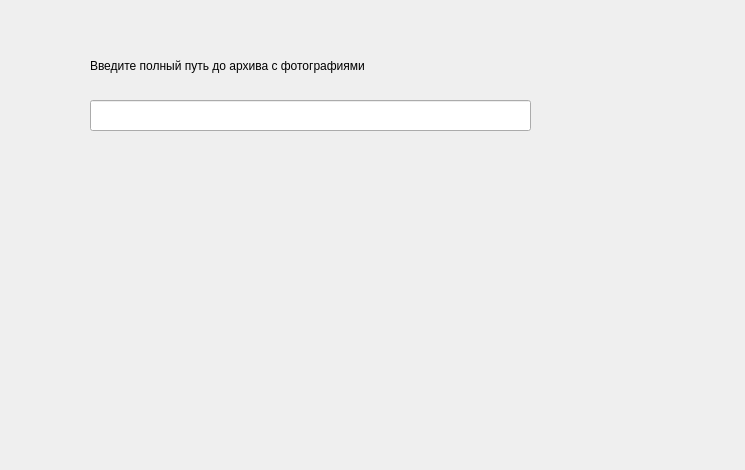
The window that path_to_ZIP.ui (moiz303/google_downloader) describes before a commit, drawn with Qt 5.
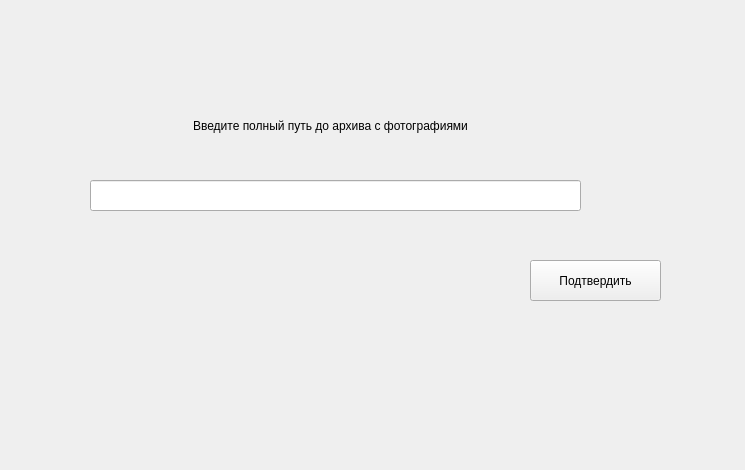
The same window after the commit.

The edit to the form file:
```diff
--- a/path_to_ZIP.ui
+++ b/path_to_ZIP.ui
@@ -16,8 +16,8 @@
   <widget class="QLabel" name="label">
    <property name="geometry">
     <rect>
-     <x>90</x>
-     <y>50</y>
+     <x>110</x>
+     <y>110</y>
      <width>441</width>
      <height>31</height>
     </rect>
@@ -25,17 +25,46 @@
    <property name="text">
     <string>Введите полный путь до архива с фотографиями</string>
    </property>
+   <property name="alignment">
+    <set>Qt::AlignCenter</set>
+   </property>
   </widget>
   <widget class="QLineEdit" name="lineEdit">
    <property name="geometry">
     <rect>
      <x>90</x>
-     <y>100</y>
-     <width>441</width>
+     <y>180</y>
+     <width>491</width>
      <height>31</height>
     </rect>
    </property>
   </widget>
+  <widget class="QLabel" name="logo">
+   <property name="geometry">
+    <rect>
+     <x>40</x>
+     <y>340</y>
+     <width>641</width>
+     <height>101</height>
+    </rect>
+   </property>
+   <property name="text">
+    <string/>
+   </property>
+  </widget>
+  <widget class="QPushButton" name="confirm">
+   <property name="geometry">
+    <rect>
+     <x>530</x>
+     <y>260</y>
+     <width>131</width>
+     <height>41</height>
+    </rect>
+   </property>
+   <property name="text">
+    <string>Подтвердить</string>
+   </property>
+  </widget>
  </widget>
  <resources/>
  <connections/>
```
Left out of the diff: 2 changed lines with no effect on the pictures.
